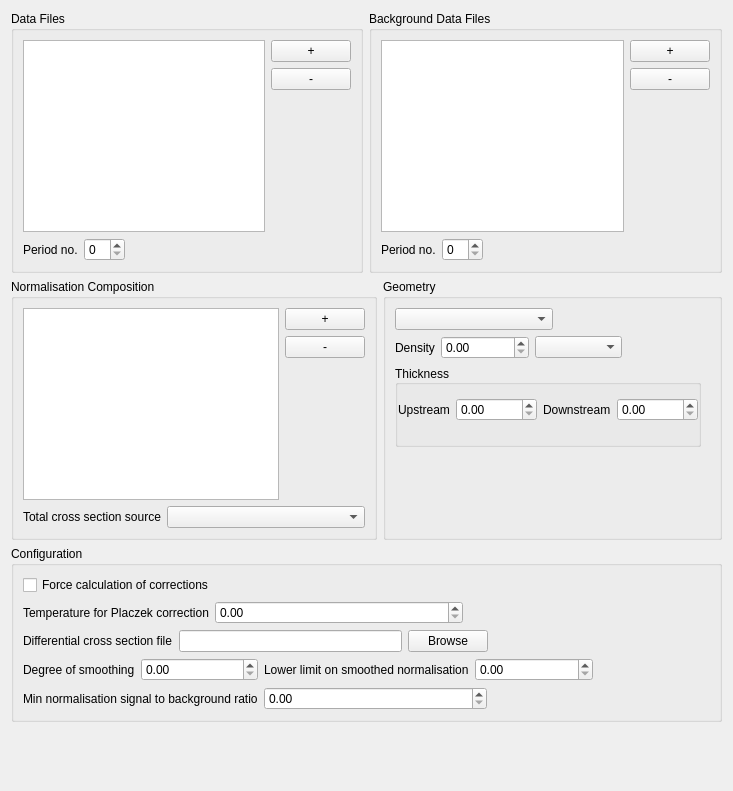
Old version of the form src/gui/widgets/ui_files/normalisationWidget.ui in the repository disorderedmaterials/GudPy.
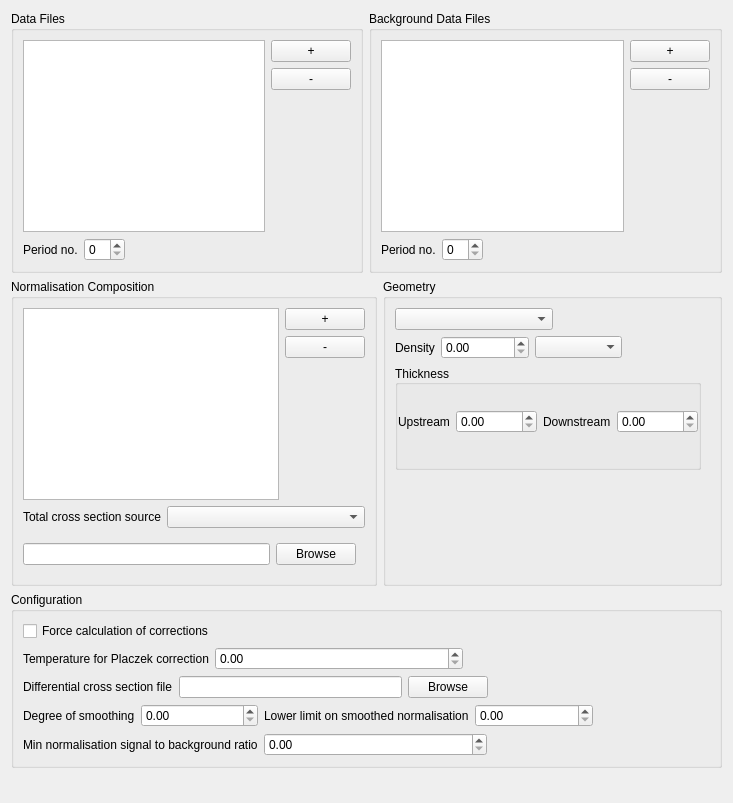
New version of the form. Custom widgets are drawn as their Qt base class.

Commit message: feat: can enter/modify file for total cross section source in NormalistionWidget.

What changed in the file:
```diff
--- a/src/gui/widgets/ui_files/normalisationWidget.ui
+++ b/src/gui/widgets/ui_files/normalisationWidget.ui
@@ -7,7 +7,7 @@
     <x>0</x>
     <y>0</y>
     <width>733</width>
-    <height>791</height>
+    <height>803</height>
    </rect>
   </property>
   <property name="windowTitle">
@@ -407,6 +407,25 @@
           </item>
          </layout>
         </item>
+        <item>
+         <widget class="QWidget" name="crossSectionFileWidget" native="true">
+          <layout class="QHBoxLayout" name="horizontalLayout_19">
+           <property name="leftMargin">
+            <number>0</number>
+           </property>
+           <item>
+            <widget class="QLineEdit" name="crossSectionFileLineEdit"/>
+           </item>
+           <item>
+            <widget class="QPushButton" name="browseCrossSectionFileButton">
+             <property name="text">
+              <string>Browse</string>
+             </property>
+            </widget>
+           </item>
+          </layout>
+         </widget>
+        </item>
        </layout>
       </widget>
      </item>
```
The commit also changes 1 other file.
